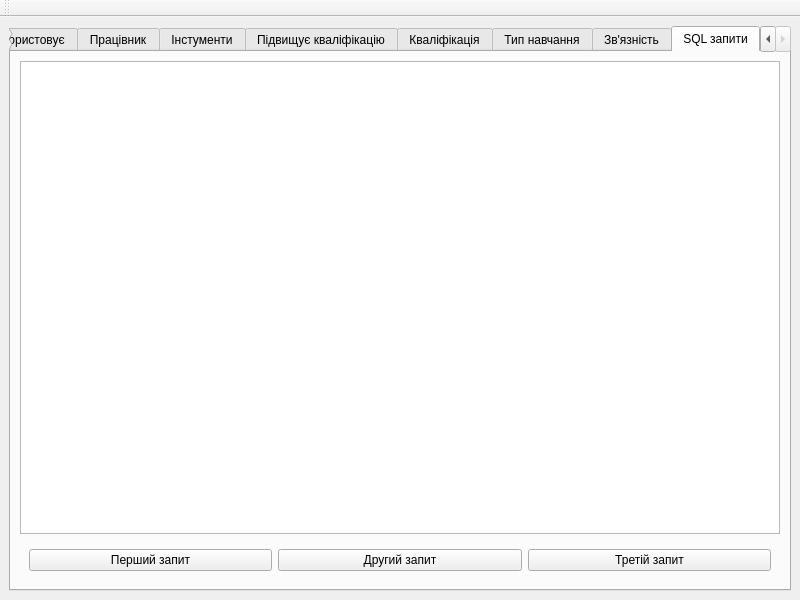
AndriiBash/DDMA_Practic, file LabWork/DataBase/5-6Lab/mainwindow.ui: the form before one commit.
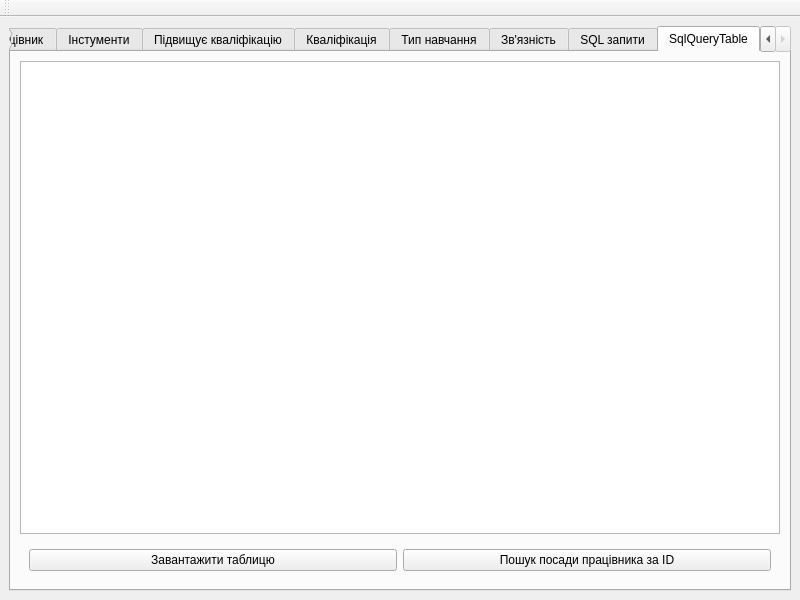
The form after the commit.

The edit to the form file:
```diff
--- a/LabWork/DataBase/5-6Lab/mainwindow.ui
+++ b/LabWork/DataBase/5-6Lab/mainwindow.ui
@@ -21,7 +21,7 @@
        <enum>QTabWidget::Rounded</enum>
       </property>
       <property name="currentIndex">
-       <number>10</number>
+       <number>11</number>
       </property>
       <widget class="QWidget" name="tab">
        <attribute name="title">
@@ -294,6 +294,49 @@
         </item>
        </layout>
       </widget>
+      <widget class="QWidget" name="tab_12">
+       <attribute name="title">
+        <string>SqlQueryTable</string>
+       </attribute>
+       <layout class="QVBoxLayout" name="verticalLayout_4">
+        <item>
+         <widget class="QTableView" name="tableView_12"/>
+        </item>
+        <item>
+         <widget class="QFrame" name="frame_4">
+          <property name="styleSheet">
+           <string notr="true">QFrame
+{
+	border: 0px;
+
+}</string>
+          </property>
+          <property name="frameShape">
+           <enum>QFrame::StyledPanel</enum>
+          </property>
+          <property name="frameShadow">
+           <enum>QFrame::Raised</enum>
+          </property>
+          <layout class="QHBoxLayout" name="horizontalLayout_14">
+           <item>
+            <widget class="QPushButton" name="pushButton_4">
+             <property name="text">
+              <string>Завантажити таблицю</string>
+             </property>
+            </widget>
+           </item>
+           <item>
+            <widget class="QPushButton" name="pushButton_5">
+             <property name="text">
+              <string>Пошук посади працівника за ID</string>
+             </property>
+            </widget>
+           </item>
+          </layout>
+         </widget>
+        </item>
+       </layout>
+      </widget>
      </widget>
     </item>
    </layout>
```
